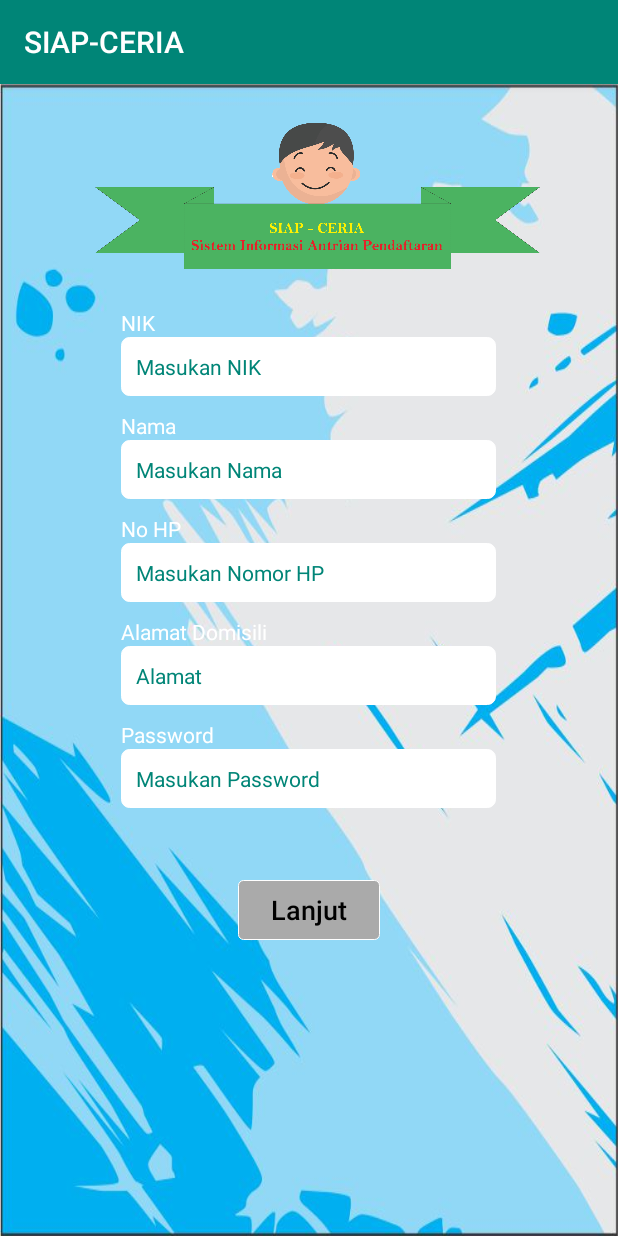
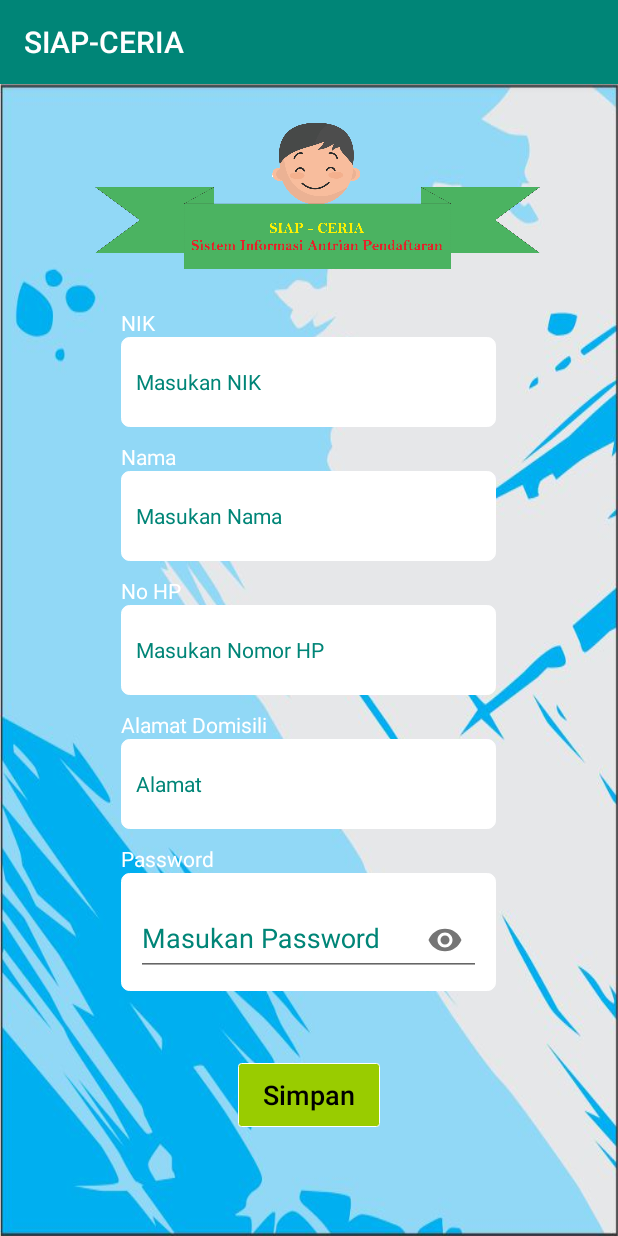
Before and after one commit to rizkialipsuryanto/pendaftaran1, an Android app: the daftarakun screen opened directly, with no data from a screen before it, on a phone screen of 412 x 824 dp. Run offline under Robolectric (Android 15) with nearby library versions, the phone set to English and light mode, and no system bars.

Commit message:
menambah library com.google.android.material:material:1.0.0, dan membuat hide show password

```diff
--- a/app/build.gradle
+++ b/app/build.gradle
@@ -34,10 +34,8 @@ dependencies {
     implementation 'androidx.legacy:legacy-support-v4:1.0.0'
     implementation 'com.android.volley:volley:1.1.0'
     implementation 'com.google.android.material:material:1.2.0-alpha05'
-//    implementation 'com.android.support:design:24.0.0'
     implementation 'androidx.appcompat:appcompat:1.0.2'
     implementation 'androidx.constraintlayout:constraintlayout:1.1.3'
-    //implementation 'com.mcxiaoke.volley:library-aar:1.0.0'
     implementation 'androidx.legacy:legacy-support-v4:1.0.0'
     implementation 'androidx.vectordrawable:vectordrawable:1.0.0-alpha1'
     testImplementation 'junit:junit:4.12'
@@ -52,4 +50,5 @@ dependencies {
     implementation 'pl.droidsonroids.gif:android-gif-drawable:1.2.15'
     implementation 'com.jakewharton:butterknife:8.8.1'
     annotationProcessor 'com.jakewharton:butterknife-compiler:8.8.1'
+    implementation "com.google.android.material:material:1.0.0"
 }
--- a/app/src/main/res/drawable/globalbutton.xml
+++ b/app/src/main/res/drawable/globalbutton.xml
@@ -11,8 +11,9 @@
             </item>
             <item>
                 <shape>
-                    <solid android:color="@android:color/darker_gray" />
-                    <corners android:radius="3dp" />
+                    <solid android:color="@android:color/holo_green_light"/>
+" />
+                    <corners android:radius="2dp" />
                     <stroke android:width="0.5dp" android:color="@android:color/white"/>
                 </shape>
             </item>
--- a/app/src/main/res/layout/activity_daftarakun.xml
+++ b/app/src/main/res/layout/activity_daftarakun.xml
@@ -43,7 +43,7 @@
             <EditText
                 android:id="@+id/nik"
                 android:layout_width="250dp"
-                android:layout_height="wrap_content"
+                android:layout_height="60dp"
                 android:layout_gravity="center_vertical|center_horizontal"
                 android:background="@drawable/edittexts"
                 android:enabled="false"
@@ -67,7 +67,7 @@
             <EditText
                 android:id="@+id/namasession"
                 android:layout_width="250dp"
-                android:layout_height="wrap_content"
+                android:layout_height="60dp"
                 android:layout_gravity="center_vertical|center_horizontal"
                 android:background="@drawable/edittexts"
                 android:enabled="false"
@@ -90,7 +90,7 @@
             <EditText
                 android:id="@+id/nohp"
                 android:layout_width="250dp"
-                android:layout_height="wrap_content"
+                android:layout_height="60dp"
                 android:layout_gravity="center_vertical|center_horizontal"
                 android:background="@drawable/edittexts"
                 android:hint="Masukan Nomor HP"
@@ -112,7 +112,7 @@
             <EditText
                 android:id="@+id/daftaralamat"
                 android:layout_width="250dp"
-                android:layout_height="wrap_content"
+                android:layout_height="60dp"
                 android:layout_gravity="center_vertical|center_horizontal"
                 android:background="@drawable/edittexts"
                 android:hint="Alamat"
@@ -130,10 +130,25 @@
                 android:text="Password"
                 android:textColor="@android:color/white" />
 
-            <EditText
-                android:id="@+id/password"
+            <!--<EditText-->
+            <!--android:id="@+id/password"-->
+            <!--android:layout_width="250dp"-->
+            <!--android:layout_height="wrap_content"-->
+            <!--android:layout_gravity="center_vertical|center_horizontal"-->
+            <!--android:background="@drawable/edittexts"-->
+            <!--android:hint="Masukan Password"-->
+            <!--android:padding="10dp"-->
+            <!--android:singleLine="true"-->
+            <!--app:passwordToggleEnabled="true"-->
+            <!--android:textColor="@color/colorAccent"-->
+            <!--android:textColorHint="@color/colorPrimary"-->
+            <!--android:textSize="14sp" />-->
+
+
+            <com.google.android.material.textfield.TextInputLayout
                 android:layout_width="250dp"
                 android:layout_height="wrap_content"
+                app:passwordToggleEnabled="true"
                 android:layout_gravity="center_vertical|center_horizontal"
                 android:background="@drawable/edittexts"
                 android:hint="Masukan Password"
@@ -141,10 +156,14 @@
                 android:singleLine="true"
                 android:textColor="@color/colorAccent"
                 android:textColorHint="@color/colorPrimary"
-                android:textSize="14sp" />
+                android:textSize="14sp">
 
+                <com.google.android.material.textfield.TextInputEditText
+                    android:layout_width="match_parent"
+                    android:layout_height="wrap_content"
+                    android:inputType="textPassword" />
 
-
+            </com.google.android.material.textfield.TextInputLayout>
 
 
             <LinearLayout
@@ -161,17 +180,18 @@
             </LinearLayout>
 
             <Button
-                android:id="@+id/lanjut_button"
+                android:id="@+id/daftarsimpan"
                 android:layout_width="100dp"
-                android:layout_height="45dp"
+                android:layout_height="wrap_content"
                 android:layout_gravity="center_vertical|center_horizontal"
                 android:layout_marginTop="40dp"
                 android:background="@drawable/globalbutton"
                 android:padding="10dp"
-                android:text="Lanjut"
+                android:text="Simpan"
                 android:textAllCaps="false"
                 android:textColor="@color/design_default_color_on_secondary"
-                android:textSize="18sp" />
+                android:textSize="18sp"
+                tools:layout_height="match_parent" />
 
 
         </LinearLayout>
```
